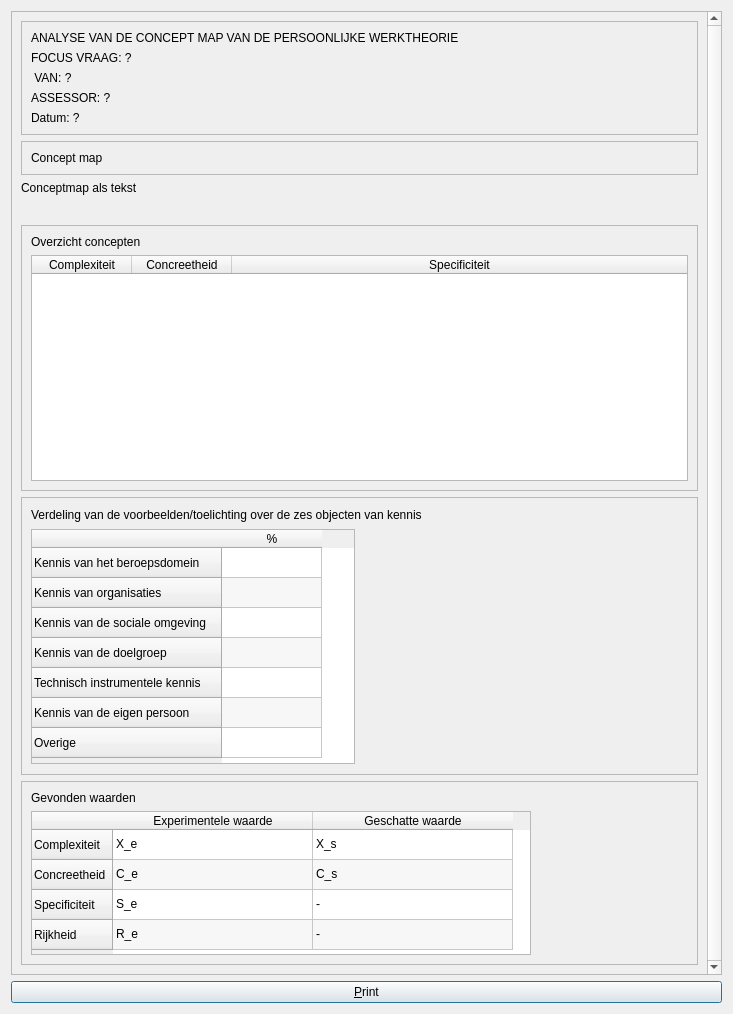
The window that Projects/ProjectBrainweaver/qtpvdbprintratingdialog.ui (richelbilderbeek/ProjectRichelBilderbeek) describes before a commit, drawn with Qt 5.
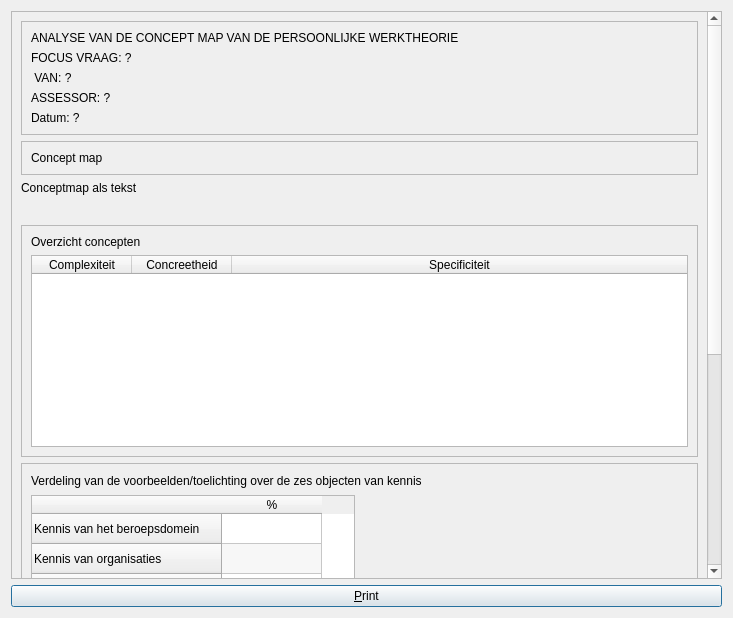
The same window after the commit. Icons and pictures are not drawn.

```diff
--- a/Projects/ProjectBrainweaver/qtpvdbprintratingdialog.ui
+++ b/Projects/ProjectBrainweaver/qtpvdbprintratingdialog.ui
@@ -7,7 +7,7 @@
     <x>0</x>
     <y>0</y>
     <width>733</width>
-    <height>1014</height>
+    <height>618</height>
    </rect>
   </property>
   <property name="windowTitle">
@@ -34,8 +34,8 @@
        <rect>
         <x>0</x>
         <y>0</y>
-        <width>703</width>
-        <height>961</height>
+        <width>699</width>
+        <height>937</height>
        </rect>
       </property>
       <property name="maximumSize">
```
